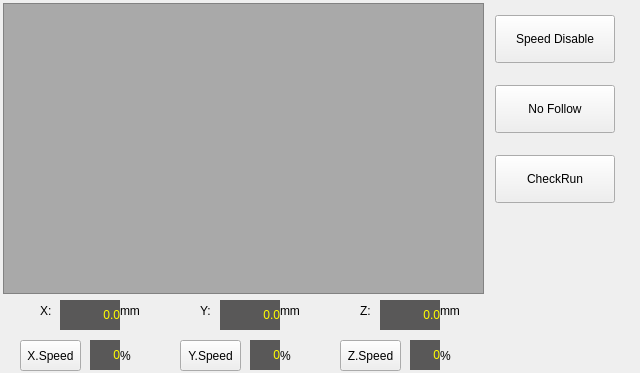
Qt form hcinstruction/ichcprogrammonitorframe.ui (GaussCheng/2-5AxisPunch) before a commit.
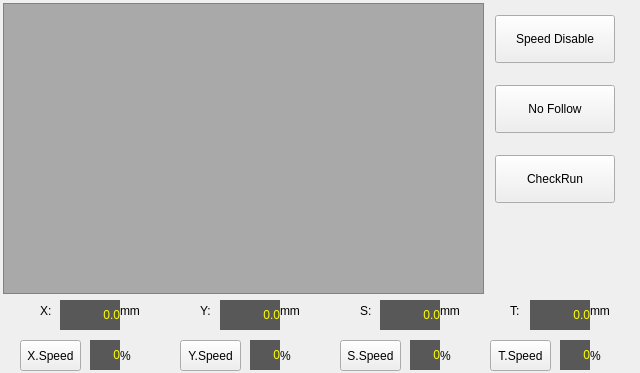
The same form after that commit. Icons and pictures are not drawn.

Diff of the .ui file:
```diff
--- a/hcinstruction/ichcprogrammonitorframe.ui
+++ b/hcinstruction/ichcprogrammonitorframe.ui
@@ -2071,7 +2071,7 @@
     </sizepolicy>
    </property>
    <property name="text">
-    <string>Z.Speed</string>
+    <string>S.Speed</string>
    </property>
    <property name="checkable">
     <bool>true</bool>
@@ -2100,7 +2100,7 @@
     </rect>
    </property>
    <property name="text">
-    <string>Z:</string>
+    <string>S:</string>
    </property>
   </widget>
   <widget class="QLabel" name="label_16">
@@ -2990,6 +2990,941 @@
     <set>Qt::AlignRight|Qt::AlignTrailing|Qt::AlignVCenter</set>
    </property>
   </widget>
+  <widget class="QLabel" name="tSpeedLabel">
+   <property name="geometry">
+    <rect>
+     <x>560</x>
+     <y>340</y>
+     <width>30</width>
+     <height>30</height>
+    </rect>
+   </property>
+   <property name="palette">
+    <palette>
+     <active>
+      <colorrole role="WindowText">
+       <brush brushstyle="SolidPattern">
+        <color alpha="255">
+         <red>255</red>
+         <green>255</green>
+         <blue>0</blue>
+        </color>
+       </brush>
+      </colorrole>
+      <colorrole role="Button">
+       <brush brushstyle="SolidPattern">
+        <color alpha="255">
+         <red>89</red>
+         <green>88</green>
+         <blue>88</blue>
+        </color>
+       </brush>
+      </colorrole>
+      <colorrole role="Light">
+       <brush brushstyle="SolidPattern">
+        <color alpha="255">
+         <red>134</red>
+         <green>132</green>
+         <blue>132</blue>
+        </color>
+       </brush>
+      </colorrole>
+      <colorrole role="Midlight">
+       <brush brushstyle="SolidPattern">
+        <color alpha="255">
+         <red>111</red>
+         <green>110</green>
+         <blue>110</blue>
+        </color>
+       </brush>
+      </colorrole>
+      <colorrole role="Dark">
+       <brush brushstyle="SolidPattern">
+        <color alpha="255">
+         <red>44</red>
+         <green>44</green>
+         <blue>44</blue>
+        </color>
+       </brush>
+      </colorrole>
+      <colorrole role="Mid">
+       <brush brushstyle="SolidPattern">
+        <color alpha="255">
+         <red>59</red>
+         <green>58</green>
+         <blue>58</blue>
+        </color>
+       </brush>
+      </colorrole>
+      <colorrole role="Text">
+       <brush brushstyle="SolidPattern">
+        <color alpha="255">
+         <red>255</red>
+         <green>255</green>
+         <blue>0</blue>
+        </color>
+       </brush>
+      </colorrole>
+      <colorrole role="BrightText">
+       <brush brushstyle="SolidPattern">
+        <color alpha="255">
+         <red>255</red>
+         <green>255</green>
+         <blue>255</blue>
+        </color>
+       </brush>
+      </colorrole>
+      <colorrole role="ButtonText">
+       <brush brushstyle="SolidPattern">
+        <color alpha="255">
+         <red>255</red>
+         <green>255</green>
+         <blue>255</blue>
+        </color>
+       </brush>
+      </colorrole>
+      <colorrole role="Base">
+       <brush brushstyle="SolidPattern">
+        <color alpha="255">
+         <red>0</red>
+         <green>0</green>
+         <blue>0</blue>
+        </color>
+       </brush>
+      </colorrole>
+      <colorrole role="Window">
+       <brush brushstyle="SolidPattern">
+        <color alpha="255">
+         <red>89</red>
+         <green>88</green>
+         <blue>88</blue>
+        </color>
+       </brush>
+      </colorrole>
+      <colorrole role="Shadow">
+       <brush brushstyle="SolidPattern">
+        <color alpha="255">
+         <red>0</red>
+         <green>0</green>
+         <blue>0</blue>
+        </color>
+       </brush>
+      </colorrole>
+      <colorrole role="AlternateBase">
+       <brush brushstyle="SolidPattern">
+        <color alpha="255">
+         <red>44</red>
+         <green>44</green>
+         <blue>44</blue>
+        </color>
+       </brush>
+      </colorrole>
+      <colorrole role="ToolTipBase">
+       <brush brushstyle="SolidPattern">
+        <color alpha="255">
+         <red>255</red>
+         <green>255</green>
+         <blue>220</blue>
+        </color>
+       </brush>
+      </colorrole>
+      <colorrole role="ToolTipText">
+       <brush brushstyle="SolidPattern">
+        <color alpha="255">
+         <red>0</red>
+         <green>0</green>
+         <blue>0</blue>
+        </color>
+       </brush>
+      </colorrole>
+     </active>
+     <inactive>
+      <colorrole role="WindowText">
+       <brush brushstyle="SolidPattern">
+        <color alpha="255">
+         <red>255</red>
+         <green>255</green>
+         <blue>0</blue>
+        </color>
+       </brush>
+      </colorrole>
+      <colorrole role="Button">
+       <brush brushstyle="SolidPattern">
+        <color alpha="255">
+         <red>89</red>
+         <green>88</green>
+         <blue>88</blue>
+        </color>
+       </brush>
+      </colorrole>
+      <colorrole role="Light">
+       <brush brushstyle="SolidPattern">
+        <color alpha="255">
+         <red>134</red>
+         <green>132</green>
+         <blue>132</blue>
+        </color>
+       </brush>
+      </colorrole>
+      <colorrole role="Midlight">
+       <brush brushstyle="SolidPattern">
+        <color alpha="255">
+         <red>111</red>
+         <green>110</green>
+         <blue>110</blue>
+        </color>
+       </brush>
+      </colorrole>
+      <colorrole role="Dark">
+       <brush brushstyle="SolidPattern">
+        <color alpha="255">
+         <red>44</red>
+         <green>44</green>
+         <blue>44</blue>
+        </color>
+       </brush>
+      </colorrole>
+      <colorrole role="Mid">
+       <brush brushstyle="SolidPattern">
+        <color alpha="255">
+         <red>59</red>
+         <green>58</green>
+         <blue>58</blue>
+        </color>
+       </brush>
+      </colorrole>
+      <colorrole role="Text">
+       <brush brushstyle="SolidPattern">
+        <color alpha="255">
+         <red>255</red>
+         <green>255</green>
+         <blue>0</blue>
+        </color>
+       </brush>
+      </colorrole>
+      <colorrole role="BrightText">
+       <brush brushstyle="SolidPattern">
+        <color alpha="255">
+         <red>255</red>
+         <green>255</green>
+         <blue>255</blue>
+        </color>
+       </brush>
+      </colorrole>
+      <colorrole role="ButtonText">
+       <brush brushstyle="SolidPattern">
+        <color alpha="255">
+         <red>255</red>
+         <green>255</green>
+         <blue>255</blue>
+        </color>
+       </brush>
+      </colorrole>
+      <colorrole role="Base">
+       <brush brushstyle="SolidPattern">
+        <color alpha="255">
+         <red>0</red>
+         <green>0</green>
+         <blue>0</blue>
+        </color>
+       </brush>
+      </colorrole>
+      <colorrole role="Window">
+       <brush brushstyle="SolidPattern">
+        <color alpha="255">
+         <red>89</red>
+         <green>88</green>
+         <blue>88</blue>
+        </color>
+       </brush>
+      </colorrole>
+      <colorrole role="Shadow">
+       <brush brushstyle="SolidPattern">
+        <color alpha="255">
+         <red>0</red>
+         <green>0</green>
+         <blue>0</blue>
+        </color>
+       </brush>
+      </colorrole>
+      <colorrole role="AlternateBase">
+       <brush brushstyle="SolidPattern">
+        <color alpha="255">
+         <red>44</red>
+         <green>44</green>
+         <blue>44</blue>
+        </color>
+       </brush>
+      </colorrole>
+      <colorrole role="ToolTipBase">
+       <brush brushstyle="SolidPattern">
+        <color alpha="255">
+         <red>255</red>
+         <green>255</green>
+         <blue>220</blue>
+        </color>
+       </brush>
+      </colorrole>
+      <colorrole role="ToolTipText">
+       <brush brushstyle="SolidPattern">
+        <color alpha="255">
+         <red>0</red>
+         <green>0</green>
+         <blue>0</blue>
+        </color>
+       </brush>
+      </colorrole>
+     </inactive>
+     <disabled>
+      <colorrole role="WindowText">
+       <brush brushstyle="SolidPattern">
+        <color alpha="255">
+         <red>44</red>
+         <green>44</green>
+         <blue>44</blue>
+        </color>
+       </brush>
+      </colorrole>
+      <colorrole role="Button">
+       <brush brushstyle="SolidPattern">
+        <color alpha="255">
+         <red>89</red>
+         <green>88</green>
+         <blue>88</blue>
+        </color>
+       </brush>
+      </colorrole>
+      <colorrole role="Light">
+       <brush brushstyle="SolidPattern">
+        <color alpha="255">
+         <red>134</red>
+         <green>132</green>
+         <blue>132</blue>
+        </color>
+       </brush>
+      </colorrole>
+      <colorrole role="Midlight">
+       <brush brushstyle="SolidPattern">
+        <color alpha="255">
+         <red>111</red>
+         <green>110</green>
+         <blue>110</blue>
+        </color>
+       </brush>
+      </colorrole>
+      <colorrole role="Dark">
+       <brush brushstyle="SolidPattern">
+        <color alpha="255">
+         <red>44</red>
+         <green>44</green>
+         <blue>44</blue>
+        </color>
+       </brush>
+      </colorrole>
+      <colorrole role="Mid">
+       <brush brushstyle="SolidPattern">
+        <color alpha="255">
+         <red>59</red>
+         <green>58</green>
+         <blue>58</blue>
+        </color>
+       </brush>
+      </colorrole>
+      <colorrole role="Text">
+       <brush brushstyle="SolidPattern">
+        <color alpha="255">
+         <red>44</red>
+         <green>44</green>
+         <blue>44</blue>
+        </color>
+       </brush>
+      </colorrole>
+      <colorrole role="BrightText">
+       <brush brushstyle="SolidPattern">
+        <color alpha="255">
+         <red>255</red>
+         <green>255</green>
+         <blue>255</blue>
+        </color>
+       </brush>
+      </colorrole>
+      <colorrole role="ButtonText">
+       <brush brushstyle="SolidPattern">
+        <color alpha="255">
+         <red>44</red>
+         <green>44</green>
+         <blue>44</blue>
+        </color>
+       </brush>
+      </colorrole>
+      <colorrole role="Base">
+       <brush brushstyle="SolidPattern">
+        <color alpha="255">
+         <red>89</red>
+         <green>88</green>
+         <blue>88</blue>
+        </color>
+       </brush>
+      </colorrole>
+      <colorrole role="Window">
+       <brush brushstyle="SolidPattern">
+        <color alpha="255">
+         <red>89</red>
+         <green>88</green>
+         <blue>88</blue>
+        </color>
+       </brush>
+      </colorrole>
+      <colorrole role="Shadow">
+       <brush brushstyle="SolidPattern">
+        <color alpha="255">
+         <red>0</red>
+         <green>0</green>
+         <blue>0</blue>
+        </color>
+       </brush>
+      </colorrole>
+      <colorrole role="AlternateBase">
+       <brush brushstyle="SolidPattern">
+        <color alpha="255">
+         <red>89</red>
+         <green>88</green>
+         <blue>88</blue>
+        </color>
+       </brush>
+      </colorrole>
+      <colorrole role="ToolTipBase">
+       <brush brushstyle="SolidPattern">
+        <color alpha="255">
+         <red>255</red>
+         <green>255</green>
+         <blue>220</blue>
+        </color>
+       </brush>
+      </colorrole>
+      <colorrole role="ToolTipText">
+       <brush brushstyle="SolidPattern">
+        <color alpha="255">
+         <red>0</red>
+         <green>0</green>
+         <blue>0</blue>
+        </color>
+       </brush>
+      </colorrole>
+     </disabled>
+    </palette>
+   </property>
+   <property name="autoFillBackground">
+    <bool>true</bool>
+   </property>
+   <property name="text">
+    <string>0</string>
+   </property>
+   <property name="textFormat">
+    <enum>Qt::PlainText</enum>
+   </property>
+   <property name="alignment">
+    <set>Qt::AlignRight|Qt::AlignTrailing|Qt::AlignVCenter</set>
+   </property>
+  </widget>
+  <widget class="QPushButton" name="tSpeed">
+   <property name="geometry">
+    <rect>
+     <x>490</x>
+     <y>340</y>
+     <width>61</width>
+     <height>31</height>
+    </rect>
+   </property>
+   <property name="sizePolicy">
+    <sizepolicy hsizetype="Minimum" vsizetype="Preferred">
+     <horstretch>0</horstretch>
+     <verstretch>0</verstretch>
+    </sizepolicy>
+   </property>
+   <property name="text">
+    <string>T.Speed</string>
+   </property>
+   <property name="checkable">
+    <bool>true</bool>
+   </property>
+  </widget>
+  <widget class="QLabel" name="label_17">
+   <property name="geometry">
+    <rect>
+     <x>590</x>
+     <y>300</y>
+     <width>31</width>
+     <height>21</height>
+    </rect>
+   </property>
+   <property name="text">
+    <string>mm</string>
+   </property>
+  </widget>
+  <widget class="QLabel" name="label_18">
+   <property name="geometry">
+    <rect>
+     <x>510</x>
+     <y>300</y>
+     <width>16</width>
+     <height>21</height>
+    </rect>
+   </property>
+   <property name="text">
+    <string>T:</string>
+   </property>
+  </widget>
+  <widget class="QLabel" name="tCurrentPos">
+   <property name="geometry">
+    <rect>
+     <x>530</x>
+     <y>300</y>
+     <width>60</width>
+     <height>30</height>
+    </rect>
+   </property>
+   <property name="palette">
+    <palette>
+     <active>
+      <colorrole role="WindowText">
+       <brush brushstyle="SolidPattern">
+        <color alpha="255">
+         <red>255</red>
+         <green>255</green>
+         <blue>0</blue>
+        </color>
+       </brush>
+      </colorrole>
+      <colorrole role="Button">
+       <brush brushstyle="SolidPattern">
+        <color alpha="255">
+         <red>89</red>
+         <green>88</green>
+         <blue>88</blue>
+        </color>
+       </brush>
+      </colorrole>
+      <colorrole role="Light">
+       <brush brushstyle="SolidPattern">
+        <color alpha="255">
+         <red>134</red>
+         <green>132</green>
+         <blue>132</blue>
+        </color>
+       </brush>
+      </colorrole>
+      <colorrole role="Midlight">
+       <brush brushstyle="SolidPattern">
+        <color alpha="255">
+         <red>111</red>
+         <green>110</green>
+         <blue>110</blue>
+        </color>
+       </brush>
+      </colorrole>
+      <colorrole role="Dark">
+       <brush brushstyle="SolidPattern">
+        <color alpha="255">
+         <red>44</red>
+         <green>44</green>
+         <blue>44</blue>
+        </color>
+       </brush>
+      </colorrole>
+      <colorrole role="Mid">
+       <brush brushstyle="SolidPattern">
+        <color alpha="255">
+         <red>59</red>
+         <green>58</green>
+         <blue>58</blue>
+        </color>
+       </brush>
+      </colorrole>
+      <colorrole role="Text">
+       <brush brushstyle="SolidPattern">
+        <color alpha="255">
+         <red>255</red>
+         <green>255</green>
+         <blue>0</blue>
+        </color>
+       </brush>
+      </colorrole>
+      <colorrole role="BrightText">
+       <brush brushstyle="SolidPattern">
+        <color alpha="255">
+         <red>255</red>
+         <green>255</green>
+         <blue>255</blue>
+        </color>
+       </brush>
+      </colorrole>
+      <colorrole role="ButtonText">
+       <brush brushstyle="SolidPattern">
+        <color alpha="255">
+         <red>255</red>
+         <green>255</green>
+         <blue>255</blue>
+        </color>
+       </brush>
+      </colorrole>
+      <colorrole role="Base">
+       <brush brushstyle="SolidPattern">
+        <color alpha="255">
+         <red>0</red>
+         <green>0</green>
+         <blue>0</blue>
+        </color>
+       </brush>
+      </colorrole>
+      <colorrole role="Window">
+       <brush brushstyle="SolidPattern">
+        <color alpha="255">
+         <red>89</red>
+         <green>88</green>
+         <blue>88</blue>
+        </color>
+       </brush>
+      </colorrole>
+      <colorrole role="Shadow">
+       <brush brushstyle="SolidPattern">
+        <color alpha="255">
+         <red>0</red>
+         <green>0</green>
+         <blue>0</blue>
+        </color>
+       </brush>
+      </colorrole>
+      <colorrole role="AlternateBase">
+       <brush brushstyle="SolidPattern">
+        <color alpha="255">
+         <red>44</red>
+         <green>44</green>
+         <blue>44</blue>
+        </color>
+       </brush>
+      </colorrole>
+      <colorrole role="ToolTipBase">
+       <brush brushstyle="SolidPattern">
+        <color alpha="255">
+         <red>255</red>
+         <green>255</green>
+         <blue>220</blue>
+        </color>
+       </brush>
+      </colorrole>
+      <colorrole role="ToolTipText">
+       <brush brushstyle="SolidPattern">
+        <color alpha="255">
+         <red>0</red>
+         <green>0</green>
+         <blue>0</blue>
+        </color>
+       </brush>
+      </colorrole>
+     </active>
+     <inactive>
+      <colorrole role="WindowText">
+       <brush brushstyle="SolidPattern">
+        <color alpha="255">
+         <red>255</red>
+         <green>255</green>
+         <blue>0</blue>
+        </color>
+       </brush>
+      </colorrole>
+      <colorrole role="Button">
+       <brush brushstyle="SolidPattern">
+        <color alpha="255">
+         <red>89</red>
+         <green>88</green>
+         <blue>88</blue>
+        </color>
+       </brush>
+      </colorrole>
+      <colorrole role="Light">
+       <brush brushstyle="SolidPattern">
+        <color alpha="255">
+         <red>134</red>
+         <green>132</green>
+         <blue>132</blue>
+        </color>
+       </brush>
+      </colorrole>
+      <colorrole role="Midlight">
+       <brush brushstyle="SolidPattern">
+        <color alpha="255">
+         <red>111</red>
+         <green>110</green>
+         <blue>110</blue>
+        </color>
+       </brush>
+      </colorrole>
+      <colorrole role="Dark">
+       <brush brushstyle="SolidPattern">
+        <color alpha="255">
+         <red>44</red>
+         <green>44</green>
+         <blue>44</blue>
+        </color>
+       </brush>
+      </colorrole>
+      <colorrole role="Mid">
+       <brush brushstyle="SolidPattern">
+        <color alpha="255">
+         <red>59</red>
+         <green>58</green>
+         <blue>58</blue>
+        </color>
+       </brush>
+      </colorrole>
+      <colorrole role="Text">
+       <brush brushstyle="SolidPattern">
+        <color alpha="255">
+         <red>255</red>
+         <green>255</green>
+         <blue>0</blue>
+        </color>
+       </brush>
+      </colorrole>
+      <colorrole role="BrightText">
+       <brush brushstyle="SolidPattern">
+        <color alpha="255">
+         <red>255</red>
+         <green>255</green>
+         <blue>255</blue>
+        </color>
+       </brush>
+      </colorrole>
+      <colorrole role="ButtonText">
+       <brush brushstyle="SolidPattern">
+        <color alpha="255">
+         <red>255</red>
+         <green>255</green>
+         <blue>255</blue>
+        </color>
+       </brush>
+      </colorrole>
+      <colorrole role="Base">
+       <brush brushstyle="SolidPattern">
+        <color alpha="255">
+         <red>0</red>
+         <green>0</green>
+         <blue>0</blue>
+        </color>
+       </brush>
+      </colorrole>
+      <colorrole role="Window">
+       <brush brushstyle="SolidPattern">
+        <color alpha="255">
+         <red>89</red>
+         <green>88</green>
+         <blue>88</blue>
+        </color>
+       </brush>
+      </colorrole>
+      <colorrole role="Shadow">
+       <brush brushstyle="SolidPattern">
+        <color alpha="255">
+         <red>0</red>
+         <green>0</green>
+         <blue>0</blue>
+        </color>
+       </brush>
+      </colorrole>
+      <colorrole role="AlternateBase">
+       <brush brushstyle="SolidPattern">
+        <color alpha="255">
+         <red>44</red>
+         <green>44</green>
+         <blue>44</blue>
+        </color>
+       </brush>
+      </colorrole>
+      <colorrole role="ToolTipBase">
+       <brush brushstyle="SolidPattern">
+        <color alpha="255">
+         <red>255</red>
+         <green>255</green>
+         <blue>220</blue>
+        </color>
+       </brush>
+      </colorrole>
+      <colorrole role="ToolTipText">
+       <brush brushstyle="SolidPattern">
+        <color alpha="255">
+         <red>0</red>
+         <green>0</green>
+         <blue>0</blue>
+        </color>
+       </brush>
+      </colorrole>
+     </inactive>
+     <disabled>
+      <colorrole role="WindowText">
+       <brush brushstyle="SolidPattern">
+        <color alpha="255">
+         <red>44</red>
+         <green>44</green>
+         <blue>44</blue>
+        </color>
+       </brush>
+      </colorrole>
+      <colorrole role="Button">
+       <brush brushstyle="SolidPattern">
+        <color alpha="255">
+         <red>89</red>
+         <green>88</green>
+         <blue>88</blue>
+        </color>
+       </brush>
+      </colorrole>
+      <colorrole role="Light">
+       <brush brushstyle="SolidPattern">
+        <color alpha="255">
+         <red>134</red>
+         <green>132</green>
+         <blue>132</blue>
+        </color>
+       </brush>
+      </colorrole>
+      <colorrole role="Midlight">
+       <brush brushstyle="SolidPattern">
+        <color alpha="255">
+         <red>111</red>
+         <green>110</green>
+         <blue>110</blue>
+        </color>
+       </brush>
+      </colorrole>
+      <colorrole role="Dark">
+       <brush brushstyle="SolidPattern">
+        <color alpha="255">
+         <red>44</red>
+         <green>44</green>
+         <blue>44</blue>
+        </color>
+       </brush>
+      </colorrole>
+      <colorrole role="Mid">
+       <brush brushstyle="SolidPattern">
+        <color alpha="255">
+         <red>59</red>
+         <green>58</green>
+         <blue>58</blue>
+        </color>
+       </brush>
+      </colorrole>
+      <colorrole role="Text">
+       <brush brushstyle="SolidPattern">
+        <color alpha="255">
+         <red>44</red>
+         <green>44</green>
+         <blue>44</blue>
+        </color>
+       </brush>
+      </colorrole>
+      <colorrole role="BrightText">
+       <brush brushstyle="SolidPattern">
+        <color alpha="255">
+         <red>255</red>
+         <green>255</green>
+         <blue>255</blue>
+        </color>
+       </brush>
+      </colorrole>
+      <colorrole role="ButtonText">
+       <brush brushstyle="SolidPattern">
+        <color alpha="255">
+         <red>44</red>
+         <green>44</green>
+         <blue>44</blue>
+        </color>
+       </brush>
+      </colorrole>
+      <colorrole role="Base">
+       <brush brushstyle="SolidPattern">
+        <color alpha="255">
+         <red>89</red>
+         <green>88</green>
+         <blue>88</blue>
+        </color>
+       </brush>
+      </colorrole>
+      <colorrole role="Window">
+       <brush brushstyle="SolidPattern">
+        <color alpha="255">
+         <red>89</red>
+         <green>88</green>
+         <blue>88</blue>
+        </color>
+       </brush>
+      </colorrole>
+      <colorrole role="Shadow">
+       <brush brushstyle="SolidPattern">
+        <color alpha="255">
+         <red>0</red>
+         <green>0</green>
+         <blue>0</blue>
+        </color>
+       </brush>
+      </colorrole>
+      <colorrole role="AlternateBase">
+       <brush brushstyle="SolidPattern">
+        <color alpha="255">
+         <red>89</red>
+         <green>88</green>
+         <blue>88</blue>
+        </color>
+       </brush>
+      </colorrole>
+      <colorrole role="ToolTipBase">
+       <brush brushstyle="SolidPattern">
+        <color alpha="255">
+         <red>255</red>
+         <green>255</green>
+         <blue>220</blue>
+        </color>
+       </brush>
+      </colorrole>
+      <colorrole role="ToolTipText">
+       <brush brushstyle="SolidPattern">
+        <color alpha="255">
+         <red>0</red>
+         <green>0</green>
+         <blue>0</blue>
+        </color>
+       </brush>
+      </colorrole>
+     </disabled>
+    </palette>
+   </property>
+   <property name="autoFillBackground">
+    <bool>true</bool>
+   </property>
+   <property name="text">
+    <string>0.0</string>
+   </property>
+   <property name="textFormat">
+    <enum>Qt::PlainText</enum>
+   </property>
+   <property name="alignment">
+    <set>Qt::AlignRight|Qt::AlignTrailing|Qt::AlignVCenter</set>
+   </property>
+  </widget>
+  <widget class="QLabel" name="label_19">
+   <property name="geometry">
+    <rect>
+     <x>590</x>
+     <y>345</y>
+     <width>16</width>
+     <height>21</height>
+    </rect>
+   </property>
+   <property name="text">
+    <string>%</string>
+   </property>
+  </widget>
  </widget>
  <resources>
   <include location="../resource.qrc"/>
```
